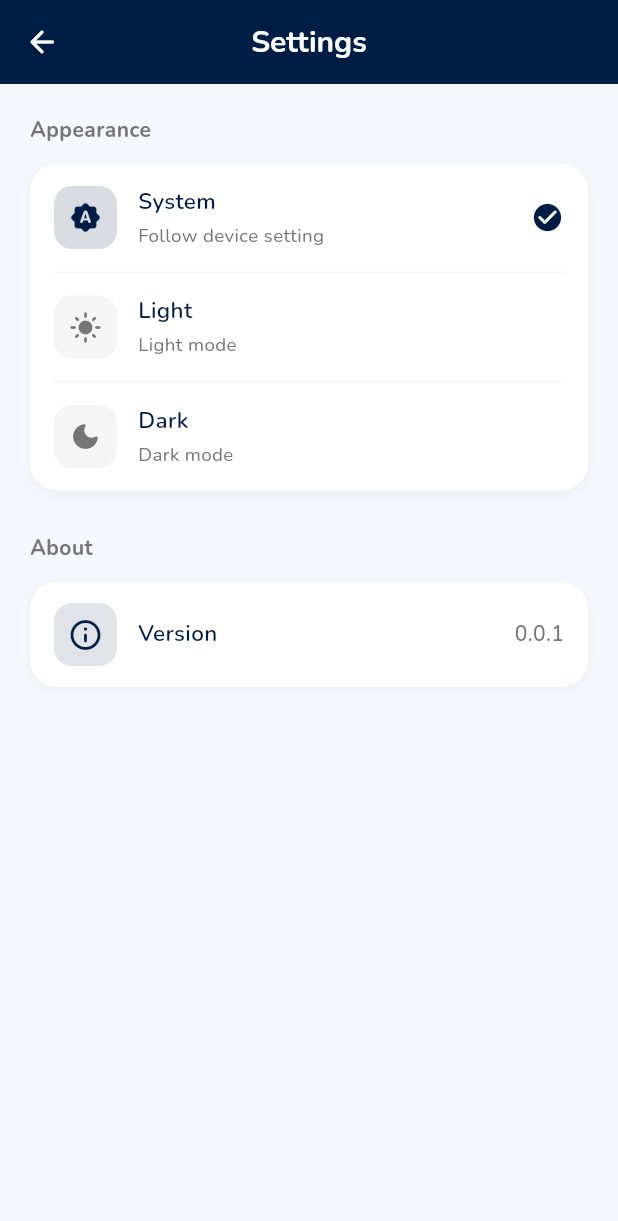
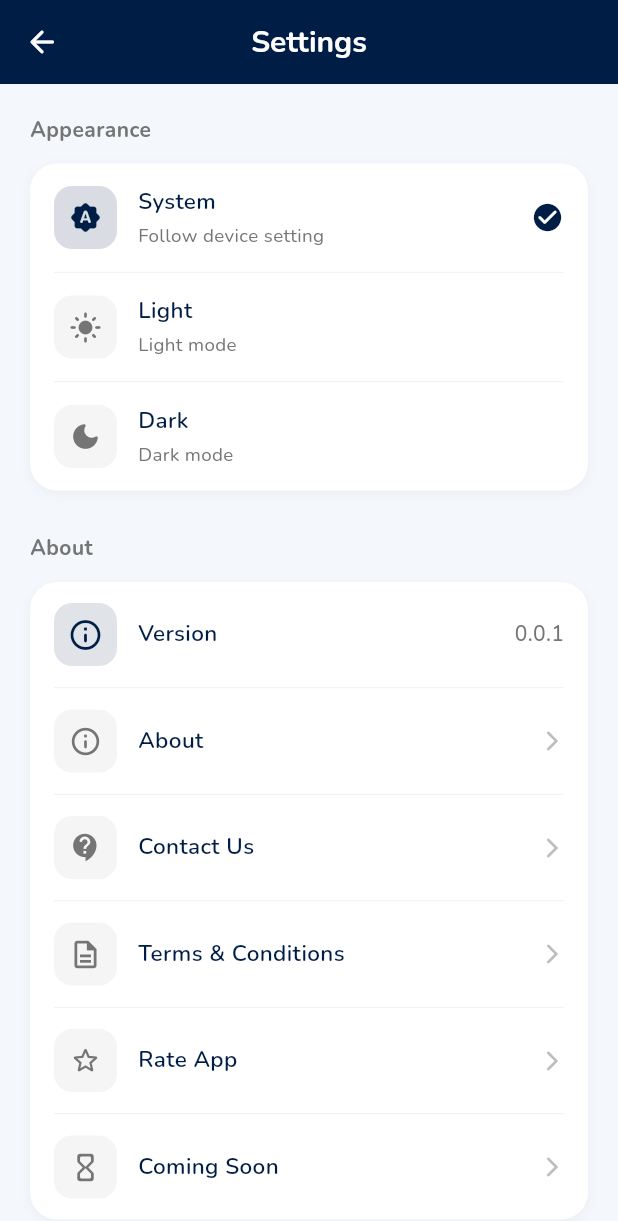
Before and after one commit to ogbestseller01/ogonegroup_superapp, a Flutter app: the SettingsScreen screen opened by its route, on a phone screen of 412 x 824 dp. Shown: the top 1221 px of the screen. Run offline on Flutter 3.47's test engine with Material 3 defaults, Android fonts, the phone set to English and light mode, and no system bars; our stand-ins replace audioplayers, dio, emoji_picker_flutter, file_picker, firebase_core, firebase_messaging and 13 more; missing offline and left inert: app_badge_plus, country_flags, qr_code_scanner_plus, record; accounts and stored records are empty.

```diff
--- a/og_one_super/lib/l10n/app_en.arb
+++ b/og_one_super/lib/l10n/app_en.arb
@@ -32,6 +32,11 @@
   "about": "About",
   "version": "Version",
 
+  "contactUs": "Contact Us",
+  "termsConditions": "Terms & Conditions",
+  "rateApp": "Rate App",
+  "others": "Others",
+
   "welcome": "Welcome",
   "searchHint": "Search services",
   "bannerTitle": "All your services, one app",
--- a/og_one_super/lib/l10n/app_localizations.dart
+++ b/og_one_super/lib/l10n/app_localizations.dart
@@ -248,6 +248,30 @@ abstract class AppLocalizations {
   /// **'Version'**
   String get version;
 
+  /// No description provided for @contactUs.
+  ///
+  /// In en, this message translates to:
+  /// **'Contact Us'**
+  String get contactUs;
+
+  /// No description provided for @termsConditions.
+  ///
+  /// In en, this message translates to:
+  /// **'Terms & Conditions'**
+  String get termsConditions;
+
+  /// No description provided for @rateApp.
+  ///
+  /// In en, this message translates to:
+  /// **'Rate App'**
+  String get rateApp;
+
+  /// No description provided for @others.
+  ///
+  /// In en, this message translates to:
+  /// **'Others'**
+  String get others;
+
   /// No description provided for @welcome.
   ///
   /// In en, this message translates to:
--- a/og_one_super/lib/l10n/app_localizations_en.dart
+++ b/og_one_super/lib/l10n/app_localizations_en.dart
@@ -86,6 +86,18 @@ class AppLocalizationsEn extends AppLocalizations {
   String get version => 'Version';
 
   @override
+  String get contactUs => 'Contact Us';
+
+  @override
+  String get termsConditions => 'Terms & Conditions';
+
+  @override
+  String get rateApp => 'Rate App';
+
+  @override
+  String get others => 'Others';
+
+  @override
   String get welcome => 'Welcome';
 
   @override
--- a/og_one_super/lib/l10n/app_sw.arb
+++ b/og_one_super/lib/l10n/app_sw.arb
@@ -32,6 +32,11 @@
   "about": "Kuhusu",
   "version": "Toleo",
 
+  "contactUs": "Wasiliana Nasi",
+  "termsConditions": "Vigezo na Masharti",
+  "rateApp": "Kadiria Programu",
+  "others": "Nyinginezo",
+
   "welcome": "Karibu",
   "searchHint": "Tafuta huduma",
   "bannerTitle": "Huduma zako zote, programu moja",
--- a/og_one_super/lib/screens/settings/settings_screen.dart
+++ b/og_one_super/lib/screens/settings/settings_screen.dart
@@ -5,6 +5,11 @@ import 'package:provider/provider.dart';
 import '../../config/app_strings.dart';
 import '../../config/app_theme.dart';
 import '../../providers/settings_provider.dart';
+// Import the new static pages
+import 'staticpages/about_screen.dart';
+import 'staticpages/contact_screen.dart';
+import 'staticpages/terms_screen.dart';
+import 'staticpages/coming_soon_screen.dart';
 
 class SettingsScreen extends StatelessWidget {
   const SettingsScreen({super.key});
@@ -71,11 +76,12 @@ class SettingsScreen extends StatelessWidget {
 
           const SizedBox(height: 28),
 
-          // ========== ABOUT ==========
-          _SectionTitle(title: t.about),
+          // ========== ABOUT & SUPPORT ==========
+          _SectionTitle(title: t.about), // Or use t.support if you add it
           const SizedBox(height: 12),
           _SettingsCard(
             children: [
+              // Version Info
               Padding(
                 padding:
                 const EdgeInsets.symmetric(horizontal: 16, vertical: 14),
@@ -114,6 +120,55 @@ class SettingsScreen extends StatelessWidget {
                   ],
                 ),
               ),
+              const _Divider(),
+
+              // --- NEW STATIC PAGES MENU ITEMS ---
+              _SettingsAction(
+                title: t.about, // Assuming t.about exists, or use 'About Us'
+                icon: Icons.info_outline_rounded,
+                onTap: () => Navigator.push(
+                  context,
+                  MaterialPageRoute(builder: (_) => const AboutScreen()),
+                ),
+              ),
+              const _Divider(),
+              _SettingsAction(
+                title: t.contactUs, // Add to AppStrings
+                icon: Icons.contact_support_rounded,
+                onTap: () => Navigator.push(
+                  context,
+                  MaterialPageRoute(builder: (_) => const ContactScreen()),
+                ),
+              ),
+              const _Divider(),
+              _SettingsAction(
+                title: t.termsConditions, // Add to AppStrings
+                icon: Icons.description_outlined,
+                onTap: () => Navigator.push(
+                  context,
+                  MaterialPageRoute(builder: (_) => const TermsScreen()),
+                ),
+              ),
+              const _Divider(),
+              _SettingsAction(
+                title: t.rateApp, // Add to AppStrings
+                icon: Icons.star_outline_rounded,
+                onTap: () {
+                  // Handle rate app logic here (e.g., show dialog or open store)
+                  ScaffoldMessenger.of(context).showSnackBar(
+                    const SnackBar(content: Text('Rate App feature coming soon!')),
+                  );
+                },
+              ),
+              const _Divider(),
+              _SettingsAction(
+                title: t.comingSoon, // Add to AppStrings
+                icon: Icons.hourglass_empty_rounded,
+                onTap: () => Navigator.push(
+                  context,
+                  MaterialPageRoute(builder: (_) => const ComingSoonScreen()),
+                ),
+              ),
             ],
           ),
         ],
@@ -121,6 +176,8 @@ class SettingsScreen extends StatelessWidget {
     );
   }
 }
+
+// ========== EXISTING WIDGETS ==========
 
 class _SectionTitle extends StatelessWidget {
   final String title;
@@ -264,3 +321,66 @@ class _ThemeOption extends StatelessWidget {
     );
   }
 }
+
+// ========== NEW REUSABLE WIDGET FOR STATIC PAGES ==========
+
+class _SettingsAction extends StatelessWidget {
+  final String title;
+  final IconData icon;
+  final VoidCallback onTap;
+
+  const _SettingsAction({
+    required this.title,
+    required this.icon,
+    required this.onTap,
+  });
+
+  @override
+  Widget build(BuildContext context) {
+    final isDark = Theme.of(context).brightness == Brightness.dark;
+    final accent = isDark ? AppTheme.secondary : AppTheme.primary;
+
+    return InkWell(
+      onTap: onTap,
+      borderRadius: BorderRadius.circular(14),
+      child: Padding(
+        padding: const EdgeInsets.symmetric(horizontal: 16, vertical: 14),
+        child: Row(
+          children: [
+            Container(
+              width: 42,
+              height: 42,
+              decoration: BoxDecoration(
+                color: isDark
+                    ? Colors.white.withOpacity(0.08)
+                    : Colors.grey.shade100,
+                borderRadius: BorderRadius.circular(12),
+              ),
+              child: Icon(
+                icon,
+                size: 22,
+                color: isDark ? Colors.white : Colors.grey.shade600,
+              ),
+            ),
+            const SizedBox(width: 14),
+            Expanded(
+              child: Text(
+                title,
+                style: TextStyle(
+                  fontWeight: FontWeight.w600,
+                  fontSize: 15,
+                  color: isDark ? Colors.white : AppTheme.primary,
+                ),
+              ),
+            ),
+            Icon(
+              Icons.arrow_forward_ios_rounded,
+              size: 16,
+              color: isDark ? Colors.white54 : Colors.grey.shade400,
+            ),
+          ],
+        ),
+      ),
+    );
+  }
+}
```
Also changed, not shown: og_one_super/lib/l10n/app_localizations_sw.dart (+12 -0 lines), og_one_super/lib/screens/settings/staticpages/about_screen.dart (added, +40 -0 lines), og_one_super/lib/screens/settings/staticpages/coming_soon_screen.dart (added, +39 -0 lines), og_one_super/lib/screens/settings/staticpages/contact_screen.dart (added, +44 -0 lines), og_one_super/lib/screens/settings/staticpages/terms_screen.dart (added, +28 -0 lines).
